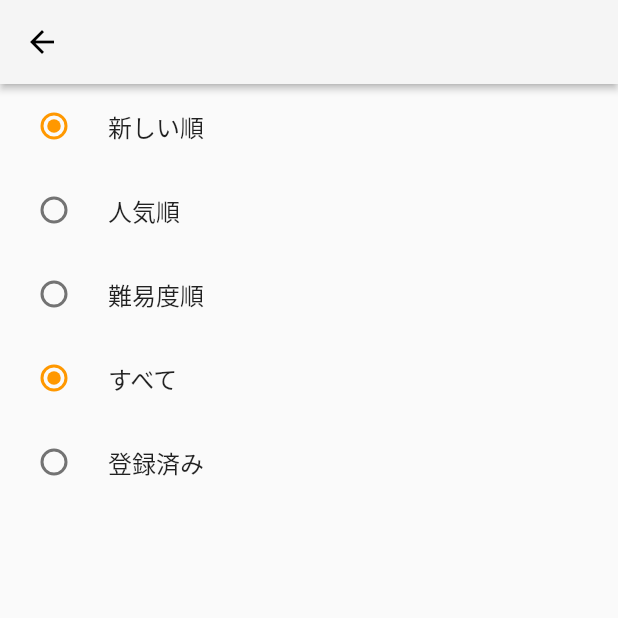
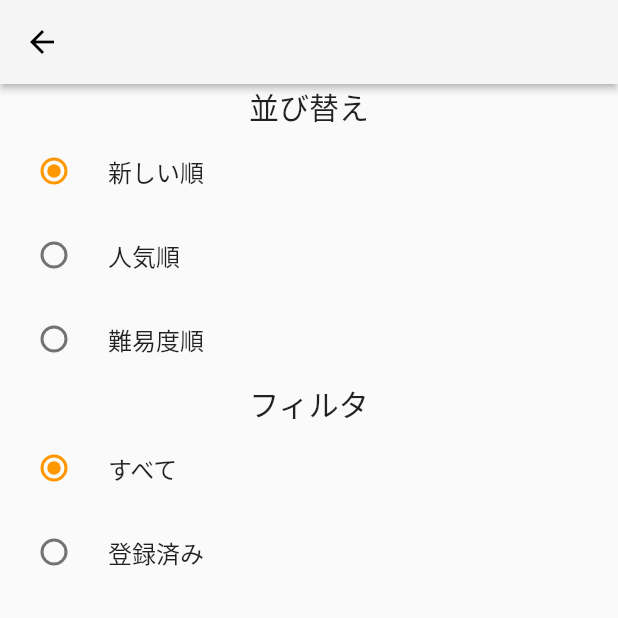
Before and after one commit to tapiocaTakeshi/Riddle, a Flutter app: the SearchOptionPage screen opened directly, on a phone screen of 412 x 824 dp, the top half of it. Run offline on Flutter 3.47's test engine with Material 2 defaults, Android fonts, the phone set to English and light mode, and no system bars; our stand-ins replace cloud_firestore, file_picker, firebase_auth, firebase_core, firebase_storage, google_mobile_ads and 1 more; missing offline and left inert: comment_box, pdf_image_renderer; accounts and stored records are empty.

```diff
--- a/lib/functions/Firebase.dart
+++ b/lib/functions/Firebase.dart
@@ -9,8 +9,8 @@
   final storage = FirebaseStorage.instance;
   final ref = storage.ref().child(path);
   if (imageFile.existsSync()) {
-    final uploadTask = await ref.putFile(imageFile);
-    var dowurl = await uploadTask.ref.getDownloadURL();
+    final uploadTask = ref.putFile(imageFile);
+    var dowurl = await (await uploadTask).ref.getDownloadURL();
     var url = dowurl.toString();
     return url;
   } else {
--- a/lib/main.dart
+++ b/lib/main.dart
@@ -128,8 +128,9 @@
           onPressed: () => Navigator.pushReplacement(
               context,
               MaterialPageRoute(
-                  builder: (context) => UploadScreen(),
-                  fullscreenDialog: true)),
+                builder: (context) => UploadScreen(),
+                fullscreenDialog: true,
+              )),
         ),
         floatingActionButtonLocation: FloatingActionButtonLocation.centerDocked,
         bottomNavigationBar: SizedBox(
--- a/lib/screens/SearchOptionPage.dart
+++ b/lib/screens/SearchOptionPage.dart
@@ -2,9 +2,11 @@
 import 'package:flutter/material.dart';
 
 enum orders { New, Popular, Difficult }
+
 orders order = orders.New;
 
 enum filters { All, Subsc }
+
 filters filter = filters.All;
 
 class SearchOptionPage extends StatefulWidget {
@@ -27,6 +29,10 @@
       appBar: AppBar(),
       body: Column(
         children: [
+          Text(
+            '並び替え',
+            style: TextStyle(fontSize: 20),
+          ),
           Column(
             children: [
               RadioListTile<orders>(
@@ -55,6 +61,10 @@
                   }),
             ],
           ),
+          Text(
+            'フィルタ',
+            style: TextStyle(fontSize: 20),
+          ),
           Column(
             children: [
               RadioListTile<filters>(
```
Also changed, not shown: lib/screens/MyAccountScreen.dart (+17 -9 lines), lib/screens/UploadScreen.dart (+43 -33 lines).
